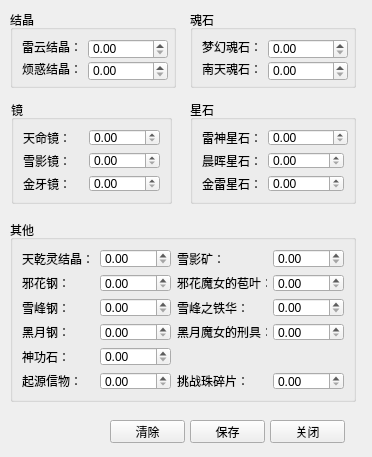
Qt form BladeAndSoul/pricelist.ui (Yui-zwlai/BladeAndSoulAuctionTools) before a commit.
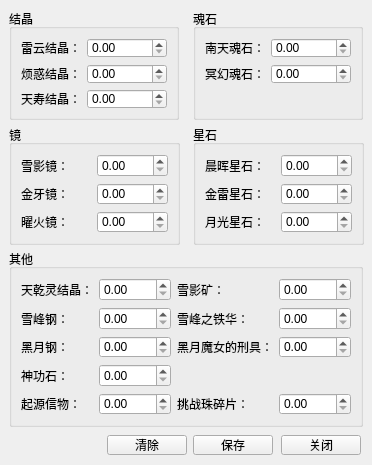
The same form after that commit.

Diff of the .ui file:
```diff
--- a/BladeAndSoul/pricelist.ui
+++ b/BladeAndSoul/pricelist.ui
@@ -7,13 +7,19 @@
     <x>0</x>
     <y>0</y>
     <width>372</width>
-    <height>457</height>
+    <height>465</height>
    </rect>
   </property>
   <property name="minimumSize">
    <size>
     <width>372</width>
-    <height>457</height>
+    <height>465</height>
+   </size>
+  </property>
+  <property name="maximumSize">
+   <size>
+    <width>372</width>
+    <height>465</height>
    </size>
   </property>
   <property name="windowTitle">
@@ -22,10 +28,10 @@
   <widget class="QPushButton" name="pushButton_confirm">
    <property name="geometry">
     <rect>
-     <x>190</x>
-     <y>420</y>
-     <width>75</width>
-     <height>23</height>
+     <x>193</x>
+     <y>435</y>
+     <width>80</width>
+     <height>20</height>
     </rect>
    </property>
    <property name="text">
@@ -35,10 +41,10 @@
   <widget class="QPushButton" name="pushButton_close">
    <property name="geometry">
     <rect>
-     <x>270</x>
-     <y>420</y>
-     <width>75</width>
-     <height>23</height>
+     <x>281</x>
+     <y>435</y>
+     <width>80</width>
+     <height>20</height>
     </rect>
    </property>
    <property name="text">
@@ -48,10 +54,10 @@
   <widget class="QGroupBox" name="groupBox">
    <property name="geometry">
     <rect>
-     <x>10</x>
-     <y>10</y>
-     <width>166</width>
-     <height>78</height>
+     <x>9</x>
+     <y>9</y>
+     <width>170</width>
+     <height>111</height>
     </rect>
    </property>
    <property name="title">
@@ -110,15 +116,41 @@
       </property>
      </widget>
     </item>
+    <item row="2" column="0">
+     <widget class="QLabel" name="label_TSJJ">
+      <property name="text">
+       <string>天寿结晶：</string>
+      </property>
+     </widget>
+    </item>
+    <item row="2" column="1">
+     <widget class="QDoubleSpinBox" name="doubleSpinBox_TSJJ">
+      <property name="minimumSize">
+       <size>
+        <width>80</width>
+        <height>20</height>
+       </size>
+      </property>
+      <property name="maximumSize">
+       <size>
+        <width>80</width>
+        <height>20</height>
+       </size>
+      </property>
+      <property name="maximum">
+       <double>1000.000000000000000</double>
+      </property>
+     </widget>
+    </item>
    </layout>
   </widget>
   <widget class="QGroupBox" name="groupBox_2">
    <property name="geometry">
     <rect>
-     <x>11</x>
-     <y>100</y>
-     <width>161</width>
-     <height>104</height>
+     <x>9</x>
+     <y>125</y>
+     <width>171</width>
+     <height>120</height>
     </rect>
    </property>
    <property name="title">
@@ -126,62 +158,83 @@
    </property>
    <layout class="QGridLayout" name="gridLayout">
     <item row="0" column="0">
-     <widget class="QLabel" name="label_TMJ">
-      <property name="text">
-       <string>天命镜：</string>
-      </property>
-     </widget>
-    </item>
-    <item row="0" column="1">
-     <widget class="QDoubleSpinBox" name="doubleSpinBox_TMJ">
-      <property name="maximum">
-       <double>1000.000000000000000</double>
-      </property>
-     </widget>
-    </item>
-    <item row="1" column="0">
      <widget class="QLabel" name="label_XYJ">
       <property name="text">
        <string>雪影镜：</string>
       </property>
      </widget>
     </item>
-    <item row="1" column="1">
+    <item row="0" column="1">
      <widget class="QDoubleSpinBox" name="doubleSpinBox_XYJ">
       <property name="maximum">
        <double>1000.000000000000000</double>
       </property>
      </widget>
     </item>
-    <item row="2" column="0">
+    <item row="1" column="0">
      <widget class="QLabel" name="label_JYJ">
       <property name="text">
        <string>金牙镜：</string>
       </property>
      </widget>
     </item>
-    <item row="2" column="1">
+    <item row="1" column="1">
      <widget class="QDoubleSpinBox" name="doubleSpinBox_JYJ">
       <property name="maximum">
        <double>1000.000000000000000</double>
       </property>
      </widget>
     </item>
+    <item row="2" column="0">
+     <widget class="QLabel" name="label_YHJ">
+      <property name="text">
+       <string>曜火镜：</string>
+      </property>
+     </widget>
+    </item>
+    <item row="2" column="1">
+     <widget class="QDoubleSpinBox" name="doubleSpinBox_YHJ">
+      <property name="maximum">
+       <double>9999.000000000000000</double>
+      </property>
+     </widget>
+    </item>
    </layout>
   </widget>
   <widget class="QGroupBox" name="groupBox_3">
    <property name="geometry">
     <rect>
-     <x>10</x>
-     <y>220</y>
-     <width>346</width>
-     <height>182</height>
+     <x>9</x>
+     <y>249</y>
+     <width>354</width>
+     <height>178</height>
     </rect>
    </property>
    <property name="title">
     <string>其他</string>
    </property>
    <layout class="QGridLayout" name="gridLayout_5">
+    <item row="3" column="0">
+     <widget class="QLabel" name="label_SGS">
+      <property name="text">
+       <string>神功石：</string>
+      </property>
+     </widget>
+    </item>
+    <item row="2" column="1">
+     <widget class="QDoubleSpinBox" name="doubleSpinBox_HYG">
+      <property name="maximum">
+       <double>1000.000000000000000</double>
+      </property>
+     </widget>
+    </item>
+    <item row="2" column="0">
+     <widget class="QLabel" name="label_HYG">
+      <property name="text">
+       <string>黑月钢：</string>
+      </property>
+     </widget>
+    </item>
     <item row="0" column="0">
      <widget class="QLabel" name="label_TQLJJ">
       <property name="text">
@@ -189,8 +242,22 @@
       </property>
      </widget>
     </item>
-    <item row="0" column="1">
-     <widget class="QDoubleSpinBox" name="doubleSpinBox_TQLJJ">
+    <item row="1" column="1">
+     <widget class="QDoubleSpinBox" name="doubleSpinBox_XFG">
+      <property name="maximum">
+       <double>1000.000000000000000</double>
+      </property>
+     </widget>
+    </item>
+    <item row="0" column="3">
+     <widget class="QDoubleSpinBox" name="doubleSpinBox_XYK">
+      <property name="maximum">
+       <double>1000.000000000000000</double>
+      </property>
+     </widget>
+    </item>
+    <item row="4" column="3">
+     <widget class="QDoubleSpinBox" name="doubleSpinBox_TZZSP">
       <property name="maximum">
        <double>1000.000000000000000</double>
       </property>
@@ -203,148 +270,85 @@
       </property>
      </widget>
     </item>
-    <item row="0" column="3">
-     <widget class="QDoubleSpinBox" name="doubleSpinBox_XYK">
-      <property name="maximum">
-       <double>1000.000000000000000</double>
+    <item row="4" column="2">
+     <widget class="QLabel" name="label_TZZSP">
+      <property name="text">
+       <string>挑战珠碎片：</string>
       </property>
      </widget>
     </item>
-    <item row="1" column="0">
-     <widget class="QLabel" name="label_XHG">
+    <item row="4" column="0">
+     <widget class="QLabel" name="label_QYZXW">
       <property name="text">
-       <string>邪花钢：</string>
+       <string>起源信物：</string>
       </property>
      </widget>
     </item>
-    <item row="1" column="1">
-     <widget class="QDoubleSpinBox" name="doubleSpinBox_XHG">
+    <item row="2" column="3">
+     <widget class="QDoubleSpinBox" name="doubleSpinBox_HYMNDXJ">
       <property name="maximum">
        <double>1000.000000000000000</double>
       </property>
      </widget>
     </item>
-    <item row="1" column="2">
-     <widget class="QLabel" name="label_XHMNDBY">
-      <property name="text">
-       <string>邪花魔女的苞叶：</string>
-      </property>
-     </widget>
-    </item>
     <item row="1" column="3">
-     <widget class="QDoubleSpinBox" name="doubleSpinBox_XHMNDBY">
+     <widget class="QDoubleSpinBox" name="doubleSpinBox_XFZTH">
       <property name="maximum">
        <double>1000.000000000000000</double>
       </property>
      </widget>
     </item>
-    <item row="2" column="0">
-     <widget class="QLabel" name="label_XFG">
-      <property name="text">
-       <string>雪峰钢：</string>
-      </property>
-     </widget>
-    </item>
-    <item row="2" column="1">
-     <widget class="QDoubleSpinBox" name="doubleSpinBox_XFG">
+    <item row="0" column="1">
+     <widget class="QDoubleSpinBox" name="doubleSpinBox_TQLJJ">
       <property name="maximum">
        <double>1000.000000000000000</double>
       </property>
      </widget>
     </item>
-    <item row="2" column="2">
+    <item row="1" column="2">
      <widget class="QLabel" name="label_XFZTH">
       <property name="text">
        <string>雪峰之铁华：</string>
       </property>
      </widget>
     </item>
-    <item row="2" column="3">
-     <widget class="QDoubleSpinBox" name="doubleSpinBox_XFZTH">
-      <property name="maximum">
-       <double>1000.000000000000000</double>
-      </property>
-     </widget>
-    </item>
-    <item row="3" column="0">
-     <widget class="QLabel" name="label_HYG">
-      <property name="text">
-       <string>黑月钢：</string>
-      </property>
-     </widget>
-    </item>
-    <item row="3" column="1">
-     <widget class="QDoubleSpinBox" name="doubleSpinBox_HYG">
-      <property name="maximum">
-       <double>1000.000000000000000</double>
-      </property>
-     </widget>
-    </item>
-    <item row="3" column="2">
+    <item row="2" column="2">
      <widget class="QLabel" name="label_HYMNDXJ">
       <property name="text">
        <string>黑月魔女的刑具：</string>
       </property>
      </widget>
     </item>
-    <item row="3" column="3">
-     <widget class="QDoubleSpinBox" name="doubleSpinBox_HYMNDXJ">
-      <property name="maximum">
-       <double>1000.000000000000000</double>
-      </property>
-     </widget>
-    </item>
-    <item row="4" column="0">
-     <widget class="QLabel" name="label_SGS">
+    <item row="1" column="0">
+     <widget class="QLabel" name="label_XFG">
       <property name="text">
-       <string>神功石：</string>
+       <string>雪峰钢：</string>
       </property>
      </widget>
     </item>
-    <item row="4" column="1">
+    <item row="3" column="1">
      <widget class="QDoubleSpinBox" name="doubleSpinBox_SGS">
       <property name="maximum">
        <double>1000.000000000000000</double>
       </property>
      </widget>
     </item>
-    <item row="5" column="0">
-     <widget class="QLabel" name="label_QYZXW">
-      <property name="text">
-       <string>起源信物：</string>
-      </property>
-     </widget>
-    </item>
-    <item row="5" column="1">
+    <item row="4" column="1">
      <widget class="QDoubleSpinBox" name="doubleSpinBox_QYZXW">
       <property name="maximum">
        <double>1000.000000000000000</double>
       </property>
      </widget>
     </item>
-    <item row="5" column="2">
-     <widget class="QLabel" name="label_TZZSP">
-      <property name="text">
-       <string>挑战珠碎片：</string>
-      </property>
-     </widget>
-    </item>
-    <item row="5" column="3">
-     <widget class="QDoubleSpinBox" name="doubleSpinBox_TZZSP">
-      <property name="maximum">
-       <double>1000.000000000000000</double>
-      </property>
-     </widget>
-    </item>
    </layout>
   </widget>
   <widget class="QGroupBox" name="groupBox_4">
    <property name="geometry">
     <rect>
-     <x>190</x>
-     <y>100</y>
-     <width>166</width>
-     <height>104</height>
+     <x>193</x>
+     <y>125</y>
+     <width>171</width>
+     <height>120</height>
     </rect>
    </property>
    <property name="title">
@@ -352,68 +356,56 @@
    </property>
    <layout class="QGridLayout" name="gridLayout_4">
     <item row="0" column="0">
-     <widget class="QLabel" name="label_LSXS">
-      <property name="text">
-       <string>雷神星石：</string>
-      </property>
-     </widget>
-    </item>
-    <item row="0" column="1">
-     <widget class="QDoubleSpinBox" name="doubleSpinBox_LSXS">
-      <property name="minimumSize">
-       <size>
-        <width>80</width>
-        <height>0</height>
-       </size>
-      </property>
-      <property name="maximumSize">
-       <size>
-        <width>80</width>
-        <height>16777215</height>
-       </size>
-      </property>
-      <property name="maximum">
-       <double>1000.000000000000000</double>
-      </property>
-     </widget>
-    </item>
-    <item row="1" column="0">
      <widget class="QLabel" name="label_CHXS">
       <property name="text">
        <string>晨晖星石：</string>
       </property>
      </widget>
     </item>
-    <item row="1" column="1">
+    <item row="0" column="1">
      <widget class="QDoubleSpinBox" name="doubleSpinBox_CHXS">
       <property name="maximum">
        <double>1000.000000000000000</double>
       </property>
      </widget>
     </item>
-    <item row="2" column="0">
+    <item row="1" column="0">
      <widget class="QLabel" name="label_JYXS">
       <property name="text">
        <string>金雷星石：</string>
       </property>
      </widget>
     </item>
-    <item row="2" column="1">
+    <item row="1" column="1">
      <widget class="QDoubleSpinBox" name="doubleSpinBox_JLXS">
       <property name="maximum">
        <double>1000.000000000000000</double>
       </property>
      </widget>
     </item>
+    <item row="2" column="0">
+     <widget class="QLabel" name="label_YGXS">
+      <property name="text">
+       <string>月光星石：</string>
+      </property>
+     </widget>
+    </item>
+    <item row="2" column="1">
+     <widget class="QDoubleSpinBox" name="doubleSpinBox_YGXS">
+      <property name="maximum">
+       <double>1000.000000000000000</double>
+      </property>
+     </widget>
+    </item>
    </layout>
   </widget>
   <widget class="QGroupBox" name="groupBox_5">
    <property name="geometry">
     <rect>
-     <x>190</x>
-     <y>10</y>
-     <width>166</width>
-     <height>78</height>
+     <x>193</x>
+     <y>9</y>
+     <width>170</width>
+     <height>111</height>
     </rect>
    </property>
    <property name="title">
@@ -421,39 +413,13 @@
    </property>
    <layout class="QGridLayout" name="gridLayout_3">
     <item row="0" column="0">
-     <widget class="QLabel" name="label_MHHS">
-      <property name="text">
-       <string>梦幻魂石：</string>
-      </property>
-     </widget>
-    </item>
-    <item row="0" column="1">
-     <widget class="QDoubleSpinBox" name="doubleSpinBox_MHHS">
-      <property name="minimumSize">
-       <size>
-        <width>80</width>
-        <height>20</height>
-       </size>
-      </property>
-      <property name="maximumSize">
-       <size>
-        <width>80</width>
-        <height>20</height>
-       </size>
-      </property>
-      <property name="maximum">
-       <double>1000.000000000000000</double>
-      </property>
-     </widget>
-    </item>
-    <item row="1" column="0">
      <widget class="QLabel" name="label_NTHS">
       <property name="text">
        <string>南天魂石：</string>
       </property>
      </widget>
     </item>
-    <item row="1" column="1">
+    <item row="0" column="1">
      <widget class="QDoubleSpinBox" name="doubleSpinBox_NTHS">
       <property name="minimumSize">
        <size>
@@ -472,15 +438,54 @@
       </property>
      </widget>
     </item>
+    <item row="1" column="0">
+     <widget class="QLabel" name="label_MHHS">
+      <property name="text">
+       <string>冥幻魂石：</string>
+      </property>
+     </widget>
+    </item>
+    <item row="1" column="1">
+     <widget class="QDoubleSpinBox" name="doubleSpinBox_MHHS">
+      <property name="minimumSize">
+       <size>
+        <width>80</width>
+        <height>20</height>
+       </size>
+      </property>
+      <property name="maximumSize">
+       <size>
+        <width>80</width>
+        <height>20</height>
+       </size>
+      </property>
+      <property name="maximum">
+       <double>1000.000000000000000</double>
+      </property>
+     </widget>
+    </item>
+    <item row="2" column="0" colspan="2">
+     <spacer name="verticalSpacer">
+      <property name="orientation">
+       <enum>Qt::Vertical</enum>
+      </property>
+      <property name="sizeHint" stdset="0">
+       <size>
+        <width>20</width>
+        <height>17</height>
+       </size>
+      </property>
+     </spacer>
+    </item>
    </layout>
   </widget>
   <widget class="QPushButton" name="pushButton_clear">
    <property name="geometry">
     <rect>
-     <x>110</x>
-     <y>420</y>
-     <width>75</width>
-     <height>23</height>
+     <x>107</x>
+     <y>435</y>
+     <width>80</width>
+     <height>20</height>
     </rect>
    </property>
    <property name="text">
```
